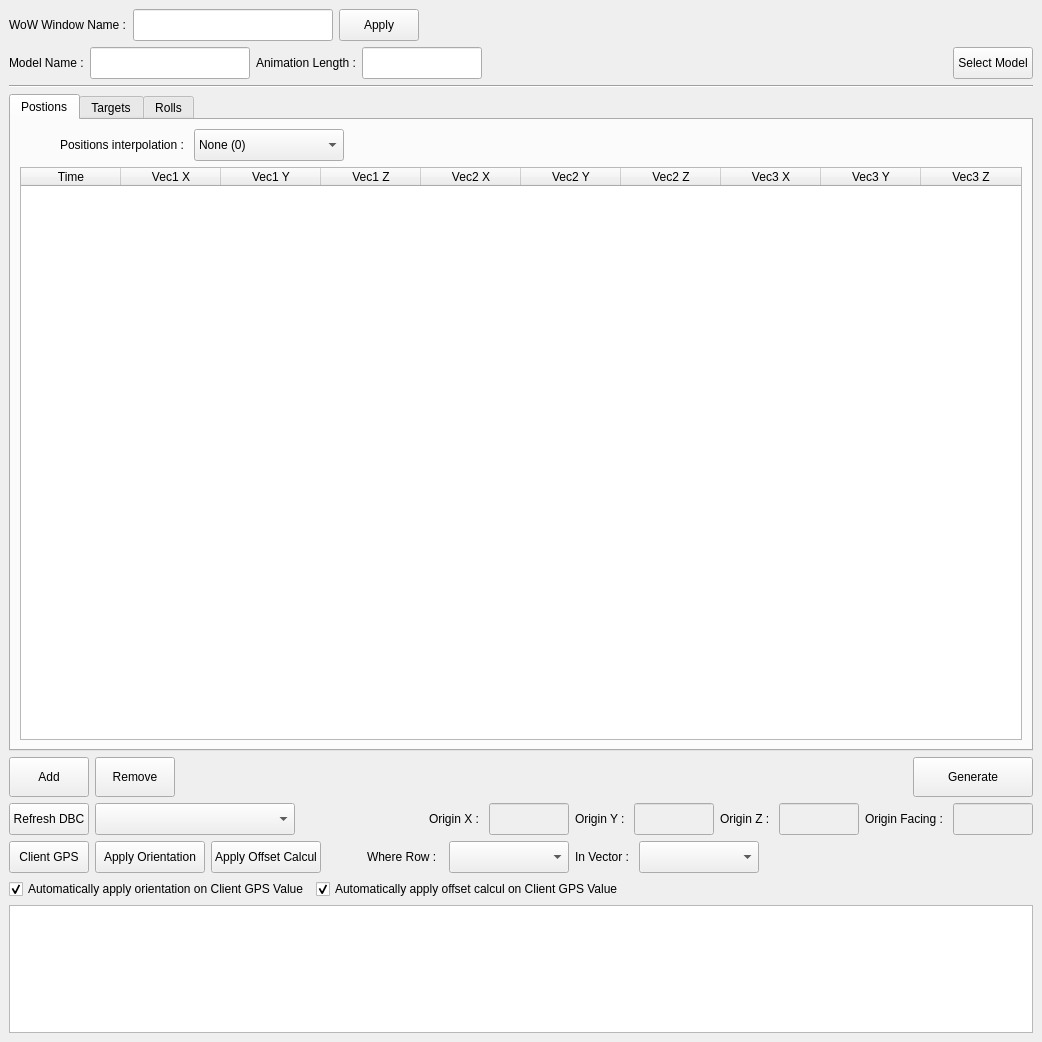
Above: form.ui from Intemporel/CameraCinematic before the change. Below: the same form after it.
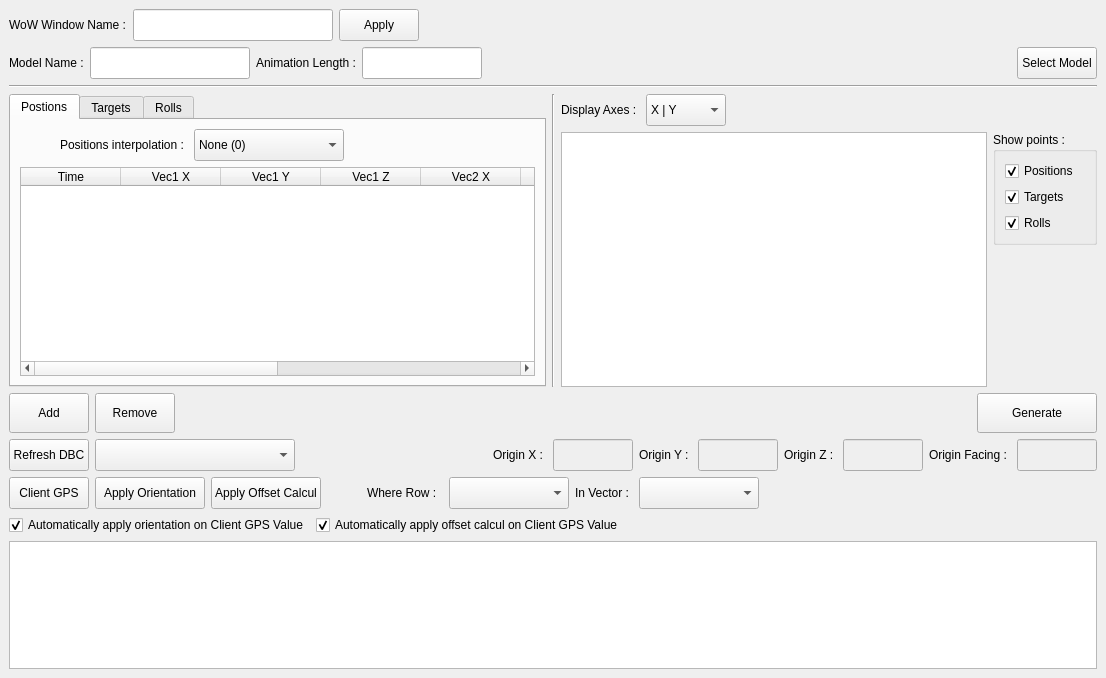
That is the form after the change. Custom widgets are drawn as their Qt base class.

```diff
--- a/form.ui
+++ b/form.ui
@@ -6,20 +6,20 @@
    <rect>
     <x>0</x>
     <y>0</y>
-    <width>1042</width>
-    <height>1042</height>
+    <width>1106</width>
+    <height>678</height>
    </rect>
   </property>
   <property name="minimumSize">
    <size>
-    <width>80</width>
-    <height>32</height>
+    <width>0</width>
+    <height>0</height>
    </size>
   </property>
   <property name="maximumSize">
    <size>
-    <width>1064</width>
-    <height>1136</height>
+    <width>16777215</width>
+    <height>16777215</height>
    </size>
   </property>
   <property name="windowTitle">
@@ -27,82 +27,12 @@
   </property>
   <widget class="QWidget" name="centralwidget">
    <layout class="QGridLayout" name="gridLayout">
-    <item row="5" column="0">
-     <layout class="QHBoxLayout" name="horizontalLayout">
-      <property name="topMargin">
-       <number>0</number>
-      </property>
-      <item>
-       <widget class="QPushButton" name="addVect">
-        <property name="minimumSize">
-         <size>
-          <width>80</width>
-          <height>40</height>
-         </size>
-        </property>
-        <property name="maximumSize">
-         <size>
-          <width>80</width>
-          <height>40</height>
-         </size>
-        </property>
-        <property name="text">
-         <string>Add</string>
-        </property>
-       </widget>
-      </item>
-      <item>
-       <widget class="QPushButton" name="removeVect">
-        <property name="minimumSize">
-         <size>
-          <width>80</width>
-          <height>40</height>
-         </size>
-        </property>
-        <property name="maximumSize">
-         <size>
-          <width>80</width>
-          <height>40</height>
-         </size>
-        </property>
-        <property name="text">
-         <string>Remove</string>
-        </property>
-       </widget>
-      </item>
-      <item>
-       <spacer name="horizontalSpacer">
+    <item row="3" column="0">
+     <widget class="Line" name="line">
         <property name="orientation">
          <enum>Qt::Horizontal</enum>
         </property>
-        <property name="sizeHint" stdset="0">
-         <size>
-          <width>40</width>
-          <height>20</height>
-         </size>
-        </property>
-       </spacer>
-      </item>
-      <item>
-       <widget class="QPushButton" name="generate">
-        <property name="minimumSize">
-         <size>
-          <width>120</width>
-          <height>40</height>
-         </size>
-        </property>
-        <property name="maximumSize">
-         <size>
-          <width>120</width>
-          <height>40</height>
-         </size>
-        </property>
-        <property name="text">
-         <string>Generate</string>
-        </property>
-       </widget>
-      </item>
-     </layout>
+     </widget>
     </item>
     <item row="2" column="0">
      <layout class="QHBoxLayout" name="horizontalLayout_2">
@@ -189,7 +119,378 @@
       </item>
      </layout>
     </item>
+    <item row="6" column="0">
+     <layout class="QHBoxLayout" name="horizontalLayout">
+      <property name="topMargin">
+       <number>0</number>
+      </property>
+      <item>
+       <widget class="QPushButton" name="addVect">
+        <property name="minimumSize">
+         <size>
+          <width>80</width>
+          <height>40</height>
+         </size>
+        </property>
+        <property name="maximumSize">
+         <size>
+          <width>80</width>
+          <height>40</height>
+         </size>
+        </property>
+        <property name="text">
+         <string>Add</string>
+        </property>
+       </widget>
+      </item>
+      <item>
+       <widget class="QPushButton" name="removeVect">
+        <property name="minimumSize">
+         <size>
+          <width>80</width>
+          <height>40</height>
+         </size>
+        </property>
+        <property name="maximumSize">
+         <size>
+          <width>80</width>
+          <height>40</height>
+         </size>
+        </property>
+        <property name="text">
+         <string>Remove</string>
+        </property>
+       </widget>
+      </item>
+      <item>
+       <spacer name="horizontalSpacer">
+        <property name="orientation">
+         <enum>Qt::Horizontal</enum>
+        </property>
+        <property name="sizeHint" stdset="0">
+         <size>
+          <width>40</width>
+          <height>20</height>
+         </size>
+        </property>
+       </spacer>
+      </item>
+      <item>
+       <widget class="QPushButton" name="generate">
+        <property name="minimumSize">
+         <size>
+          <width>120</width>
+          <height>40</height>
+         </size>
+        </property>
+        <property name="maximumSize">
+         <size>
+          <width>120</width>
+          <height>40</height>
+         </size>
+        </property>
+        <property name="text">
+         <string>Generate</string>
+        </property>
+       </widget>
+      </item>
+     </layout>
+    </item>
+    <item row="0" column="0">
+     <layout class="QHBoxLayout" name="horizontalLayout_7">
+      <property name="topMargin">
+       <number>0</number>
+      </property>
+      <item>
+       <widget class="QLabel" name="label_9">
+        <property name="text">
+         <string>WoW Window Name :</string>
+        </property>
+       </widget>
+      </item>
+      <item>
+       <widget class="QLineEdit" name="windowName">
+        <property name="minimumSize">
+         <size>
+          <width>200</width>
+          <height>32</height>
+         </size>
+        </property>
+        <property name="maximumSize">
+         <size>
+          <width>200</width>
+          <height>32</height>
+         </size>
+        </property>
+       </widget>
+      </item>
+      <item>
+       <widget class="QPushButton" name="applyWindowName">
+        <property name="minimumSize">
+         <size>
+          <width>80</width>
+          <height>32</height>
+         </size>
+        </property>
+        <property name="maximumSize">
+         <size>
+          <width>80</width>
+          <height>32</height>
+         </size>
+        </property>
+        <property name="text">
+         <string>Apply</string>
+        </property>
+       </widget>
+      </item>
+      <item>
+       <spacer name="horizontalSpacer_12">
+        <property name="orientation">
+         <enum>Qt::Horizontal</enum>
+        </property>
+        <property name="sizeHint" stdset="0">
+         <size>
+          <width>40</width>
+          <height>20</height>
+         </size>
+        </property>
+       </spacer>
+      </item>
+      <item>
+       <widget class="QLabel" name="name">
+        <property name="font">
+         <font>
+          <pointsize>14</pointsize>
+         </font>
+        </property>
+        <property name="text">
+         <string/>
+        </property>
+       </widget>
+      </item>
+     </layout>
+    </item>
+    <item row="9" column="0">
+     <layout class="QHBoxLayout" name="horizontalLayout_9">
+      <property name="topMargin">
+       <number>0</number>
+      </property>
+      <item>
+       <widget class="QCheckBox" name="applyOrientationClient">
+        <property name="text">
+         <string>Automatically apply orientation on Client GPS Value</string>
+        </property>
+        <property name="checked">
+         <bool>true</bool>
+        </property>
+       </widget>
+      </item>
+      <item>
+       <widget class="QCheckBox" name="applyOffsetClient">
+        <property name="text">
+         <string>Automatically apply offset calcul on Client GPS Value</string>
+        </property>
+        <property name="checked">
+         <bool>true</bool>
+        </property>
+       </widget>
+      </item>
+      <item>
+       <spacer name="horizontalSpacer_10">
+        <property name="orientation">
+         <enum>Qt::Horizontal</enum>
+        </property>
+        <property name="sizeHint" stdset="0">
+         <size>
+          <width>40</width>
+          <height>20</height>
+         </size>
+        </property>
+       </spacer>
+      </item>
+     </layout>
+    </item>
+    <item row="10" column="0">
+     <widget class="QTextBrowser" name="output">
+      <property name="minimumSize">
+       <size>
+        <width>0</width>
+        <height>128</height>
+       </size>
+      </property>
+      <property name="maximumSize">
+       <size>
+        <width>16777215</width>
+        <height>128</height>
+       </size>
+      </property>
+      <property name="font">
+       <font>
+        <pointsize>12</pointsize>
+       </font>
+      </property>
+     </widget>
+    </item>
     <item row="7" column="0">
+     <layout class="QHBoxLayout" name="horizontalLayout_8">
+      <property name="topMargin">
+       <number>0</number>
+      </property>
+      <item>
+       <widget class="QPushButton" name="dbcRefresh">
+        <property name="minimumSize">
+         <size>
+          <width>80</width>
+          <height>32</height>
+         </size>
+        </property>
+        <property name="maximumSize">
+         <size>
+          <width>80</width>
+          <height>32</height>
+         </size>
+        </property>
+        <property name="text">
+         <string>Refresh DBC</string>
+        </property>
+       </widget>
+      </item>
+      <item>
+       <widget class="QComboBox" name="dbcCameraList">
+        <property name="minimumSize">
+         <size>
+          <width>200</width>
+          <height>32</height>
+         </size>
+        </property>
+        <property name="maximumSize">
+         <size>
+          <width>200</width>
+          <height>32</height>
+         </size>
+        </property>
+       </widget>
+      </item>
+      <item>
+       <spacer name="horizontalSpacer_3">
+        <property name="orientation">
+         <enum>Qt::Horizontal</enum>
+        </property>
+        <property name="sizeHint" stdset="0">
+         <size>
+          <width>40</width>
+          <height>20</height>
+         </size>
+        </property>
+       </spacer>
+      </item>
+      <item>
+       <widget class="QLabel" name="label_8">
+        <property name="text">
+         <string>Origin X : </string>
+        </property>
+       </widget>
+      </item>
+      <item>
+       <widget class="QLineEdit" name="originX">
+        <property name="enabled">
+         <bool>false</bool>
+        </property>
+        <property name="minimumSize">
+         <size>
+          <width>80</width>
+          <height>32</height>
+         </size>
+        </property>
+        <property name="maximumSize">
+         <size>
+          <width>80</width>
+          <height>32</height>
+         </size>
+        </property>
+       </widget>
+      </item>
+      <item>
+       <widget class="QLabel" name="label_10">
+        <property name="text">
+         <string>Origin Y : </string>
+        </property>
+       </widget>
+      </item>
+      <item>
+       <widget class="QLineEdit" name="originY">
+        <property name="enabled">
+         <bool>false</bool>
+        </property>
+        <property name="minimumSize">
+         <size>
+          <width>80</width>
+          <height>32</height>
+         </size>
+        </property>
+        <property name="maximumSize">
+         <size>
+          <width>80</width>
+          <height>32</height>
+         </size>
+        </property>
+       </widget>
+      </item>
+      <item>
+       <widget class="QLabel" name="label_11">
+        <property name="text">
+         <string>Origin Z : </string>
+        </property>
+       </widget>
+      </item>
+      <item>
+       <widget class="QLineEdit" name="originZ">
+        <property name="enabled">
+         <bool>false</bool>
+        </property>
+        <property name="minimumSize">
+         <size>
+          <width>80</width>
+          <height>32</height>
+         </size>
+        </property>
+        <property name="maximumSize">
+         <size>
+          <width>80</width>
+          <height>32</height>
+         </size>
+        </property>
+       </widget>
+      </item>
+      <item>
+       <widget class="QLabel" name="label_12">
+        <property name="text">
+         <string>Origin Facing : </string>
+        </property>
+       </widget>
+      </item>
+      <item>
+       <widget class="QLineEdit" name="originFacing">
+        <property name="enabled">
+         <bool>false</bool>
+        </property>
+        <property name="minimumSize">
+         <size>
+          <width>80</width>
+          <height>32</height>
+         </size>
+        </property>
+        <property name="maximumSize">
+         <size>
+          <width>80</width>
+          <height>32</height>
+         </size>
+        </property>
+       </widget>
+      </item>
+     </layout>
+    </item>
+    <item row="8" column="0">
      <layout class="QHBoxLayout" name="horizontalLayout_6">
       <property name="topMargin">
        <number>0</number>
@@ -329,7 +630,15 @@
      </layout>
     </item>
     <item row="4" column="0">
-     <widget class="QTabWidget" name="vectors">
+     <layout class="QHBoxLayout" name="horizontalLayout_11">
+      <property name="topMargin">
+       <number>0</number>
+      </property>
+      <property name="rightMargin">
+       <number>0</number>
+      </property>
+      <item>
+       <widget class="QTabWidget" name="tab">
       <property name="currentIndex">
        <number>0</number>
       </property>
@@ -746,66 +1055,37 @@
       </widget>
      </widget>
     </item>
-    <item row="9" column="0">
-     <widget class="QTextBrowser" name="output">
-      <property name="minimumSize">
-       <size>
-        <width>0</width>
-        <height>128</height>
-       </size>
-      </property>
-      <property name="maximumSize">
-       <size>
-        <width>16777215</width>
-        <height>128</height>
-       </size>
-      </property>
-      <property name="font">
-       <font>
-        <pointsize>12</pointsize>
-       </font>
-      </property>
-     </widget>
-    </item>
-    <item row="3" column="0">
-     <widget class="Line" name="line">
+      <item>
+       <widget class="Line" name="line_2">
       <property name="orientation">
-       <enum>Qt::Horizontal</enum>
+         <enum>Qt::Vertical</enum>
       </property>
      </widget>
     </item>
-    <item row="0" column="0">
-     <layout class="QHBoxLayout" name="horizontalLayout_7">
+      <item>
+       <layout class="QVBoxLayout" name="verticalLayout_4">
+        <property name="rightMargin">
+         <number>0</number>
+        </property>
+        <property name="bottomMargin">
+         <number>0</number>
+        </property>
+        <item>
+         <layout class="QHBoxLayout" name="horizontalLayout_10">
       <property name="topMargin">
        <number>0</number>
       </property>
       <item>
-       <widget class="QLabel" name="label_9">
+           <widget class="QLabel" name="label_13">
         <property name="text">
-         <string>WoW Window Name :</string>
+             <string>Display Axes : </string>
         </property>
        </widget>
       </item>
       <item>
-       <widget class="QLineEdit" name="windowName">
+           <widget class="QComboBox" name="displayAxe">
         <property name="minimumSize">
          <size>
-          <width>200</width>
-          <height>32</height>
-         </size>
-        </property>
-        <property name="maximumSize">
-         <size>
-          <width>200</width>
-          <height>32</height>
-         </size>
-        </property>
-       </widget>
-      </item>
-      <item>
-       <widget class="QPushButton" name="applyWindowName">
-        <property name="minimumSize">
-         <size>
           <width>80</width>
           <height>32</height>
          </size>
@@ -816,80 +1096,25 @@
           <height>32</height>
          </size>
         </property>
+            <item>
         <property name="text">
-         <string>Apply</string>
-        </property>
-       </widget>
+              <string>X | Y</string>
+             </property>
       </item>
       <item>
-       <spacer name="horizontalSpacer_12">
-        <property name="orientation">
-         <enum>Qt::Horizontal</enum>
-        </property>
-        <property name="sizeHint" stdset="0">
-         <size>
-          <width>40</width>
-          <height>20</height>
-         </size>
-        </property>
-       </spacer>
-      </item>
-      <item>
-       <widget class="QLabel" name="name">
-        <property name="font">
-         <font>
-          <pointsize>14</pointsize>
-         </font>
-        </property>
         <property name="text">
-         <string/>
-        </property>
-       </widget>
-      </item>
-     </layout>
-    </item>
-    <item row="6" column="0">
-     <layout class="QHBoxLayout" name="horizontalLayout_8">
-      <property name="topMargin">
-       <number>0</number>
-      </property>
+              <string>X | Z</string>
+             </property>
+            </item>
       <item>
-       <widget class="QPushButton" name="dbcRefresh">
-        <property name="minimumSize">
-         <size>
-          <width>80</width>
-          <height>32</height>
-         </size>
-        </property>
-        <property name="maximumSize">
-         <size>
-          <width>80</width>
-          <height>32</height>
-         </size>
-        </property>
         <property name="text">
-         <string>Refresh DBC</string>
-        </property>
-       </widget>
-      </item>
-      <item>
-       <widget class="QComboBox" name="dbcCameraList">
-        <property name="minimumSize">
-         <size>
-          <width>200</width>
-          <height>32</height>
-         </size>
-        </property>
-        <property name="maximumSize">
-         <size>
-          <width>200</width>
-          <height>32</height>
-         </size>
-        </property>
+              <string>Y | Z</string>
+             </property>
+            </item>
        </widget>
       </item>
       <item>
-       <spacer name="horizontalSpacer_3">
+           <spacer name="horizontalSpacer_14">
         <property name="orientation">
          <enum>Qt::Horizontal</enum>
         </property>
@@ -901,121 +1126,53 @@
         </property>
        </spacer>
       </item>
-      <item>
-       <widget class="QLabel" name="label_8">
-        <property name="text">
-         <string>Origin X : </string>
-        </property>
-       </widget>
+         </layout>
       </item>
       <item>
-       <widget class="QLineEdit" name="originX">
-        <property name="enabled">
-         <bool>false</bool>
-        </property>
-        <property name="minimumSize">
-         <size>
-          <width>80</width>
-          <height>32</height>
-         </size>
-        </property>
-        <property name="maximumSize">
-         <size>
-          <width>80</width>
-          <height>32</height>
-         </size>
-        </property>
-       </widget>
-      </item>
+         <layout class="QHBoxLayout" name="horizontalLayout_12">
+          <property name="topMargin">
+           <number>0</number>
+          </property>
+          <property name="rightMargin">
+           <number>0</number>
+          </property>
       <item>
-       <widget class="QLabel" name="label_10">
-        <property name="text">
-         <string>Origin Y : </string>
-        </property>
-       </widget>
+           <widget class="View" name="graphicsView"/>
       </item>
       <item>
-       <widget class="QLineEdit" name="originY">
-        <property name="enabled">
-         <bool>false</bool>
-        </property>
-        <property name="minimumSize">
-         <size>
-          <width>80</width>
-          <height>32</height>
-         </size>
-        </property>
-        <property name="maximumSize">
-         <size>
-          <width>80</width>
-          <height>32</height>
-         </size>
-        </property>
-       </widget>
-      </item>
+           <layout class="QVBoxLayout" name="verticalLayout_5">
+            <property name="rightMargin">
+             <number>0</number>
+            </property>
+            <property name="bottomMargin">
+             <number>0</number>
+            </property>
       <item>
-       <widget class="QLabel" name="label_11">
-        <property name="text">
-         <string>Origin Z : </string>
-        </property>
-       </widget>
-      </item>
-      <item>
-       <widget class="QLineEdit" name="originZ">
-        <property name="enabled">
+             <widget class="QGroupBox" name="groupBox">
+              <property name="title">
+               <string>Show points : </string>
+              </property>
+              <property name="flat">
          <bool>false</bool>
         </property>
-        <property name="minimumSize">
-         <size>
-          <width>80</width>
-          <height>32</height>
-         </size>
-        </property>
-        <property name="maximumSize">
-         <size>
-          <width>80</width>
-          <height>32</height>
-         </size>
-        </property>
-       </widget>
-      </item>
+              <property name="checkable">
+               <bool>false</bool>
+              </property>
+              <layout class="QVBoxLayout" name="verticalLayout_6">
       <item>
-       <widget class="QLabel" name="label_12">
+                <widget class="QCheckBox" name="showPositions">
         <property name="text">
-         <string>Origin Facing : </string>
-        </property>
-       </widget>
-      </item>
-      <item>
-       <widget class="QLineEdit" name="originFacing">
-        <property name="enabled">
-         <bool>false</bool>
-        </property>
-        <property name="minimumSize">
-         <size>
-          <width>80</width>
-          <height>32</height>
-         </size>
-        </property>
-        <property name="maximumSize">
-         <size>
-          <width>80</width>
-          <height>32</height>
-         </size>
-        </property>
-       </widget>
-      </item>
-     </layout>
-    </item>
-    <item row="8" column="0">
-     <layout class="QHBoxLayout" name="horizontalLayout_9">
-      <property name="topMargin">
-       <number>0</number>
-      </property>
+                  <string>Positions</string>
+                 </property>
+                 <property name="checked">
+                  <bool>true</bool>
+                 </property>
+                </widget>
+               </item>
       <item>
-       <widget class="QCheckBox" name="applyOrientationClient">
+                <widget class="QCheckBox" name="showTargets">
         <property name="text">
-         <string>Automatically apply orientation on Client GPS Value</string>
+                  <string>Targets</string>
         </property>
         <property name="checked">
          <bool>true</bool>
@@ -1023,24 +1180,27 @@
        </widget>
       </item>
       <item>
-       <widget class="QCheckBox" name="applyOffsetClient">
+                <widget class="QCheckBox" name="showRolls">
         <property name="text">
-         <string>Automatically apply offset calcul on Client GPS Value</string>
+                  <string>Rolls</string>
         </property>
         <property name="checked">
          <bool>true</bool>
         </property>
        </widget>
       </item>
+              </layout>
+             </widget>
+            </item>
       <item>
-       <spacer name="horizontalSpacer_10">
+             <spacer name="verticalSpacer">
         <property name="orientation">
-         <enum>Qt::Horizontal</enum>
+               <enum>Qt::Vertical</enum>
         </property>
         <property name="sizeHint" stdset="0">
          <size>
-          <width>40</width>
-          <height>20</height>
+                <width>20</width>
+                <height>40</height>
          </size>
         </property>
        </spacer>
@@ -1048,8 +1208,21 @@
      </layout>
     </item>
    </layout>
+        </item>
+       </layout>
+      </item>
+     </layout>
+    </item>
+   </layout>
   </widget>
  </widget>
+ <customwidgets>
+  <customwidget>
+   <class>View</class>
+   <extends>QGraphicsView</extends>
+   <header location="global">src/graph/view.h</header>
+  </customwidget>
+ </customwidgets>
  <resources/>
  <connections/>
 </ui>
```
Lines whose indentation alone changed are shown as unchanged.
